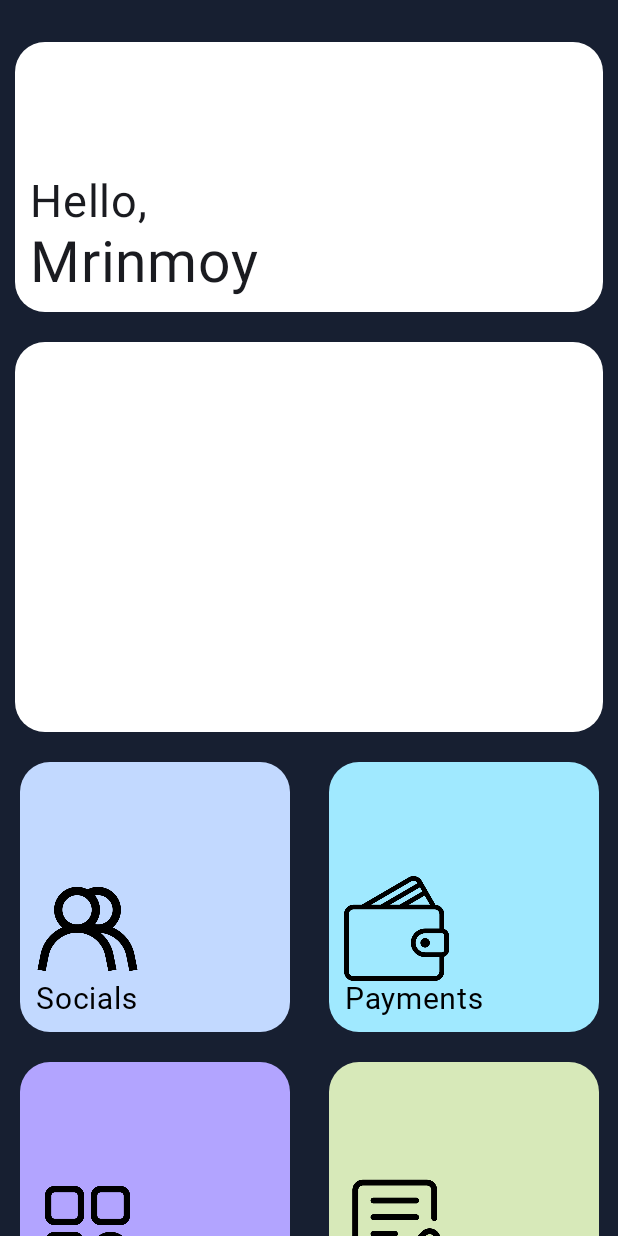
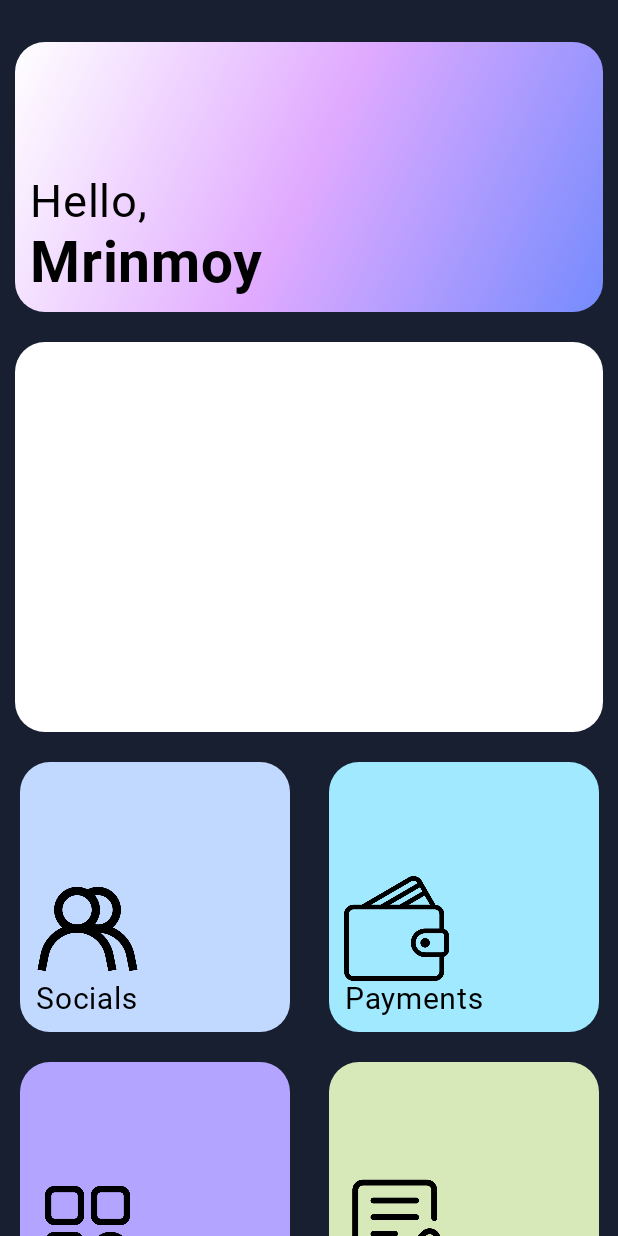
Before and after one commit to mrinmoyxb/Anzen-PasswordsVault, an Android app built with Jetpack Compose: the screen it shows after launch (MainActivity), on a phone screen of 412 x 824 dp. Run offline under Robolectric (Android 15) with nearby library versions, the phone set to English and light mode, and no system bars.

Commit message:
Completed the name component

```diff
--- a/app/src/main/java/com/example/passwordmanager/View/HomeScreen/Components/NameComponent.kt
+++ b/app/src/main/java/com/example/passwordmanager/View/HomeScreen/Components/NameComponent.kt
@@ -2,6 +2,7 @@ package com.example.passwordmanager.View.HomeScreen.Components
 
 import androidx.compose.foundation.background
 import androidx.compose.foundation.layout.Arrangement
+import androidx.compose.foundation.layout.Box
 import androidx.compose.foundation.layout.Column
 import androidx.compose.foundation.layout.fillMaxSize
 import androidx.compose.foundation.layout.fillMaxWidth
@@ -13,30 +14,47 @@ import androidx.compose.material3.CardDefaults
 import androidx.compose.material3.Text
 import androidx.compose.runtime.Composable
 import androidx.compose.ui.Modifier
+import androidx.compose.ui.graphics.Brush
+import androidx.compose.ui.graphics.Color
+import androidx.compose.ui.graphics.painter.BrushPainter
 import androidx.compose.ui.res.colorResource
+import androidx.compose.ui.text.font.FontWeight
 import androidx.compose.ui.tooling.preview.Preview
 import androidx.compose.ui.unit.dp
 import androidx.compose.ui.unit.sp
 import com.example.passwordmanager.R
+import com.example.passwordmanager.ui.theme.roboto
 
 @Composable
 fun NameComponent(name: String){
+    val c = listOf(Color(0xFFffffff), Color(0xFF80ffdb))
+    val d = listOf(Color(0xFFffffff), Color(0xFFe0aaff), Color(0xFF758bfd))
+    val e = listOf(Color(0xFFffffff), Color(0xFF80b918))
     Card(
         modifier = Modifier
             .fillMaxWidth()
             .height(200.dp)
             .padding(10.dp),
         shape = RoundedCornerShape(20.dp),
-        colors = CardDefaults.cardColors(colorResource(id = R.color.white))
-    ){
-        Column(
-            modifier = Modifier
-                .fillMaxSize()
-                .padding(10.dp),
-            verticalArrangement = Arrangement.Bottom
+        colors = CardDefaults.cardColors(Color.Transparent)
+    ) {
+        Box(
+            modifier = Modifier.fillMaxSize().background(Brush.linearGradient(d))
         ) {
-            Text("Hello,", fontSize = 30.sp)
-            Text(name, fontSize = 38.sp)
+            Column(
+                modifier = Modifier
+                    .fillMaxSize()
+                    .padding(10.dp),
+                verticalArrangement = Arrangement.Bottom
+            ) {
+                Text(
+                    "Hello, ",
+                    fontSize = 30.sp,
+                    fontFamily = roboto,
+                    fontWeight = FontWeight.Normal
+                )
+                Text(name, fontSize = 38.sp, fontFamily = roboto, fontWeight = FontWeight.Bold)
+            }
         }
     }
 }
```
